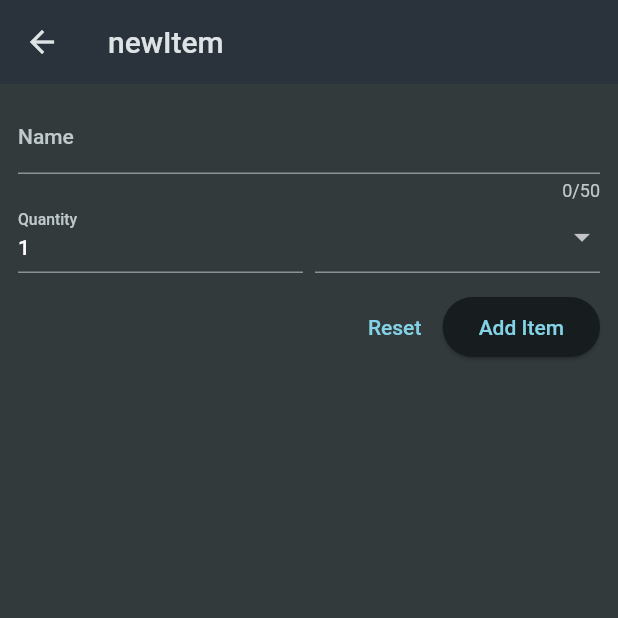
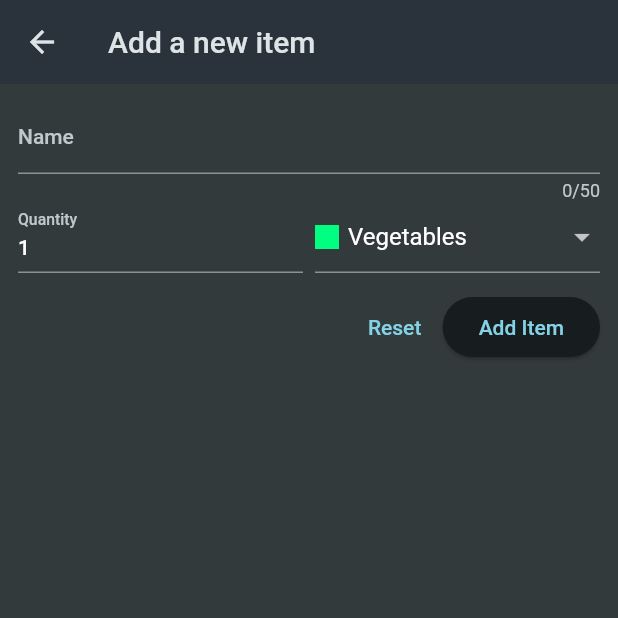
Before and after one commit to DilankaYasith/shopping_list_flutter_app, a Flutter app: the screen it shows after launch, after a tap on the "add" icon, on a phone screen of 412 x 824 dp, the top half of it. Run offline on Flutter 3.47's test engine with Material 2 defaults, Android fonts, the phone set to English and light mode, and no system bars.

Commit message:
updated the app

```diff
--- a/lib/widgets/grocery_list.dart
+++ b/lib/widgets/grocery_list.dart
@@ -1,5 +1,5 @@
 import 'package:flutter/material.dart';
-import 'package:shopping_list/data/dummy_data.dart';
+import 'package:shopping_list/models/grocery_item.dart';
 import 'package:shopping_list/widgets/new_item.dart';
 
 class GroceryList extends StatefulWidget {
@@ -10,9 +10,21 @@ class GroceryList extends StatefulWidget {
 }
 
 class _GroceryListState extends State<GroceryList> {
-  void _addItem() {
-    Navigator.of(context)
-        .push(MaterialPageRoute(builder: (ctx) => const NewItem()));
+  final List<GroceryItem> _groceryItems = [];
+
+  void _addItem() async {
+    final newItem = await Navigator.of(context).push<GroceryItem>(
+      MaterialPageRoute(
+        builder: (ctx) => const NewItem(),
+      ),
+    );
+    if (newItem == null) {
+      return;
+    }
+
+    setState(() {
+      _groceryItems.add(newItem);
+    });
   }
 
   @override
@@ -23,15 +35,15 @@ class _GroceryListState extends State<GroceryList> {
         actions: [IconButton(onPressed: _addItem, icon: const Icon(Icons.add))],
       ),
       body: ListView.builder(
-        itemCount: groceryItems.length,
+        itemCount: _groceryItems.length,
         itemBuilder: (context, index) => ListTile(
-          title: Text(groceryItems[index].name),
+          title: Text(_groceryItems[index].name),
           leading: Container(
             width: 24,
             height: 24,
-            color: groceryItems[index].category.color,
+            color: _groceryItems[index].category.color,
           ),
-          trailing: Text(groceryItems[index].quantity.toString()),
+          trailing: Text(_groceryItems[index].quantity.toString()),
         ),
       ),
     );
--- a/lib/widgets/new_item.dart
+++ b/lib/widgets/new_item.dart
@@ -1,5 +1,9 @@
+// ignore_for_file: no_leading_underscores_for_local_identifiers
+
 import 'package:flutter/material.dart';
 import 'package:shopping_list/data/categories.dart';
+import 'package:shopping_list/models/category.dart';
+import 'package:shopping_list/models/grocery_item.dart';
 
 class NewItem extends StatefulWidget {
   const NewItem({super.key});
@@ -13,17 +17,27 @@ class _NewItemState extends State<NewItem> {
   Widget build(BuildContext context) {
     final _formKey = GlobalKey<FormState>();
     var _enteredName = '';
+    var _enteredQuantity = 1;
+    var _selectedCategory = categories[Categories.vegetables]!;
 
     void _saveItem() {
       if (_formKey.currentState!.validate()) {
+        print(_selectedCategory);
         _formKey.currentState!.save();
-        print(_enteredName);
+        Navigator.of(context).pop(
+          GroceryItem(
+            id: DateTime.now().toString(),
+            name: _enteredName,
+            quantity: _enteredQuantity,
+            category: _selectedCategory,
+          ),
+        );
       }
     }
 
     return Scaffold(
       appBar: AppBar(
-        title: const Text("newItem"),
+        title: const Text("Add a new item"),
       ),
       body: Padding(
         padding: const EdgeInsets.all(12),
@@ -58,21 +72,26 @@ class _NewItemState extends State<NewItem> {
                         label: Text("Quantity"),
                       ),
                       keyboardType: TextInputType.number,
-                      initialValue: '1',
+                      initialValue: _enteredQuantity.toString(),
                       validator: (value) {
                         if (value == null ||
                             value.isEmpty ||
                             int.tryParse(value) == null ||
                             int.tryParse(value)! <= 0) {
-                          return 'Must be valid positive number.';
+                          return 'Must be valid, positive number.';
                         }
                         return null;
+                      },
+                      onSaved: (value) {
+                        _enteredQuantity = int.parse(value!);
                       },
                     ),
                   ),
                   const SizedBox(width: 8),
                   Expanded(
-                    child: DropdownButtonFormField(items: [
+                    child: DropdownButtonFormField(
+                      value: _selectedCategory,
+                      items: [
                         for (final category in categories.entries)
                           DropdownMenuItem(
                             value: category.value,
@@ -88,13 +107,15 @@ class _NewItemState extends State<NewItem> {
                               ],
                             ),
                           ),
-                    ], onChanged: (value) {}),
+                      ],
+                      onChanged: (value) {
+                        _selectedCategory = value!;
+                      },
+                    ),
                   ),
                 ],
               ),
-              const SizedBox(
-                height: 12,
-              ),
+              const SizedBox(height: 12),
               Row(
                 mainAxisAlignment: MainAxisAlignment.end,
                 children: [
```
Also changed, not shown: lib/data/dummy_data.dart (deleted, +0 -21 lines). Lines whose indentation alone changed are shown as unchanged.
